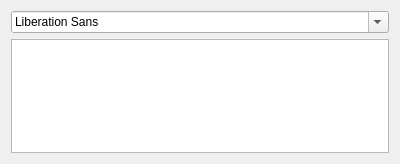
This is _001_QLayout/MyLayout/mylayout.ui in CodingManPP/0003_Qt_QLayout as Qt 5 draws it before an edit. The edited form follows.
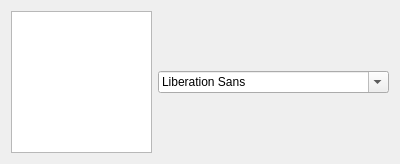
This is the edited form.

Commit message: _001_QLayout:使用基本布局管理器QBoxLayout

```diff
--- a/_001_QLayout/MyLayout/mylayout.ui
+++ b/_001_QLayout/MyLayout/mylayout.ui
@@ -13,13 +13,13 @@
   <property name="windowTitle">
    <string>MyLayout</string>
   </property>
-  <layout class="QVBoxLayout" name="verticalLayout">
-   <item>
-    <widget class="QFontComboBox" name="fontComboBox"/>
-   </item>
+  <layout class="QHBoxLayout" name="horizontalLayout">
    <item>
     <widget class="QTextEdit" name="textEdit"/>
    </item>
+   <item>
+    <widget class="QFontComboBox" name="fontComboBox"/>
+   </item>
   </layout>
  </widget>
  <layoutdefault spacing="6" margin="11"/>
```
The commit also changes 2 other files.
